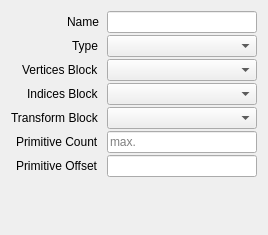
Before: the Qt Designer form src/session/properties/GeometryProperties.ui in houmain/gpupad, drawn with Qt 5.
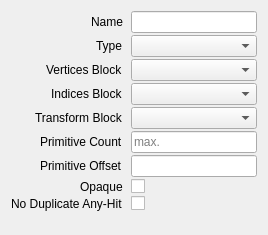
After: the same form once the commit is applied. Custom widgets are drawn as their Qt base class.

Commit message: Added more properties to Instance and Geometry

The edit to the form file:
```diff
--- a/src/session/properties/GeometryProperties.ui
+++ b/src/session/properties/GeometryProperties.ui
@@ -108,6 +108,34 @@
      <item row="4" column="1">
       <widget class="ReferenceComboBox" name="transformBufferBlock"/>
      </item>
+     <item row="7" column="0">
+      <widget class="QLabel" name="labelOpaque">
+       <property name="text">
+        <string>Opaque</string>
+       </property>
+      </widget>
+     </item>
+     <item row="7" column="1">
+      <widget class="QCheckBox" name="opaque">
+       <property name="toolTip">
+        <string>Skip any-hit shaders for this Geometry unless overridden by instance or ray flags.</string>
+       </property>
+      </widget>
+     </item>
+     <item row="8" column="0">
+      <widget class="QLabel" name="labelNoDuplicateAnyHitInvocation">
+       <property name="text">
+        <string>No Duplicate Any-Hit</string>
+       </property>
+      </widget>
+     </item>
+     <item row="8" column="1">
+      <widget class="QCheckBox" name="noDuplicateAnyHitInvocation">
+       <property name="toolTip">
+        <string>Invoke an any-hit shader at most once for each ray/primitive intersection.</string>
+       </property>
+      </widget>
+     </item>
     </layout>
    </item>
   </layout>
```
The commit also changes 16 other files.
